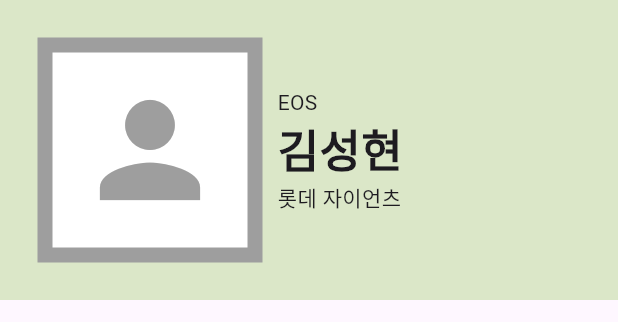
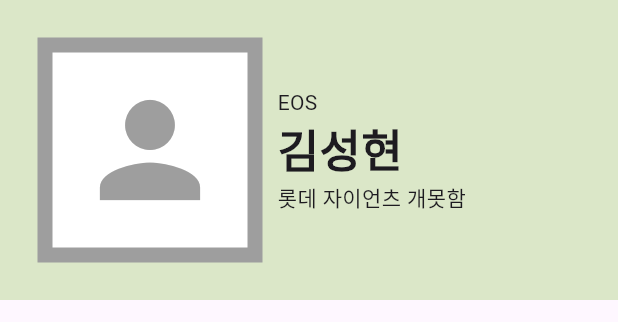
Before and after one commit to High-FlyingBirds/2024_EOS_basic_project, a Flutter app: the screen it shows after launch, on a phone screen of 412 x 824 dp, the part 84-406 px from its top. Run offline on Flutter 3.47's test engine with Material 3 defaults, Android fonts, the phone set to English and light mode, and no system bars.

Commit message:
assignment1

```diff
--- a/lib/main.dart
+++ b/lib/main.dart
@@ -60,7 +60,7 @@ class MyHomePage extends StatelessWidget {
                   '김성현',
                   style: TextStyle(fontSize: 30, fontWeight: FontWeight.bold),
                 ),
-                Text('롯데 자이언츠')
+                Text('롯데 자이언츠 개못함')
               ],
             )
           ],
```
